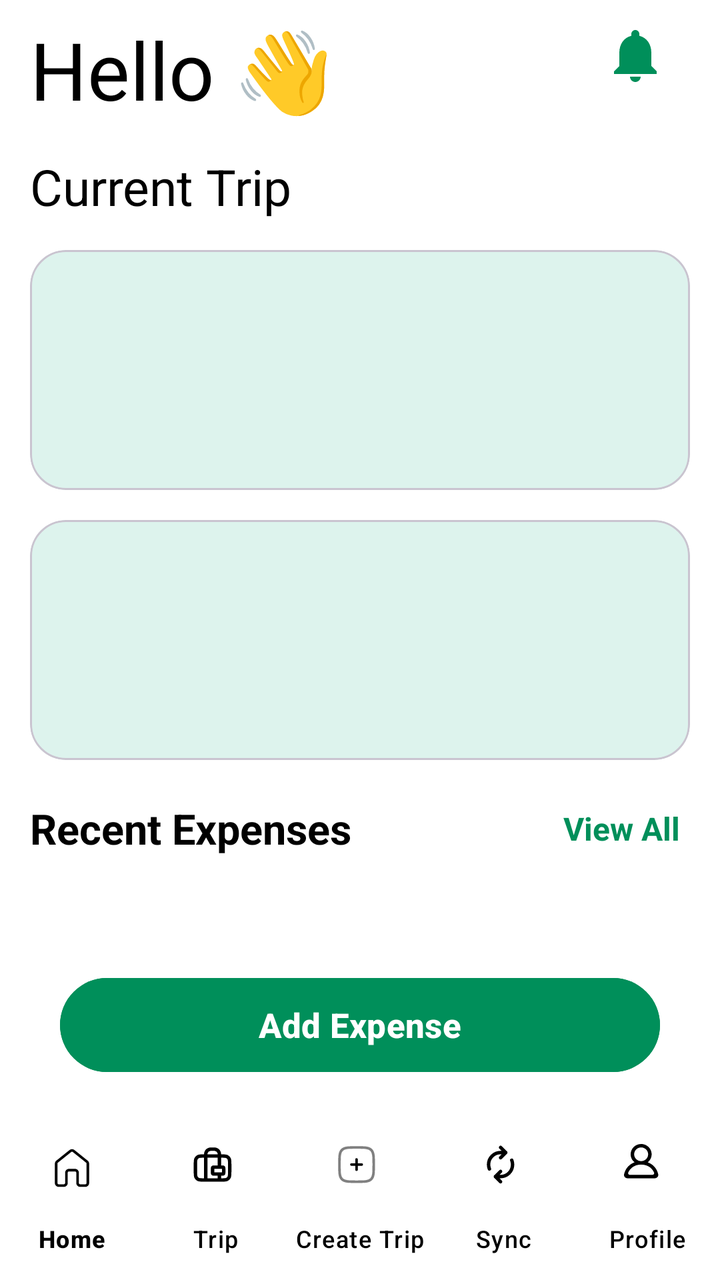
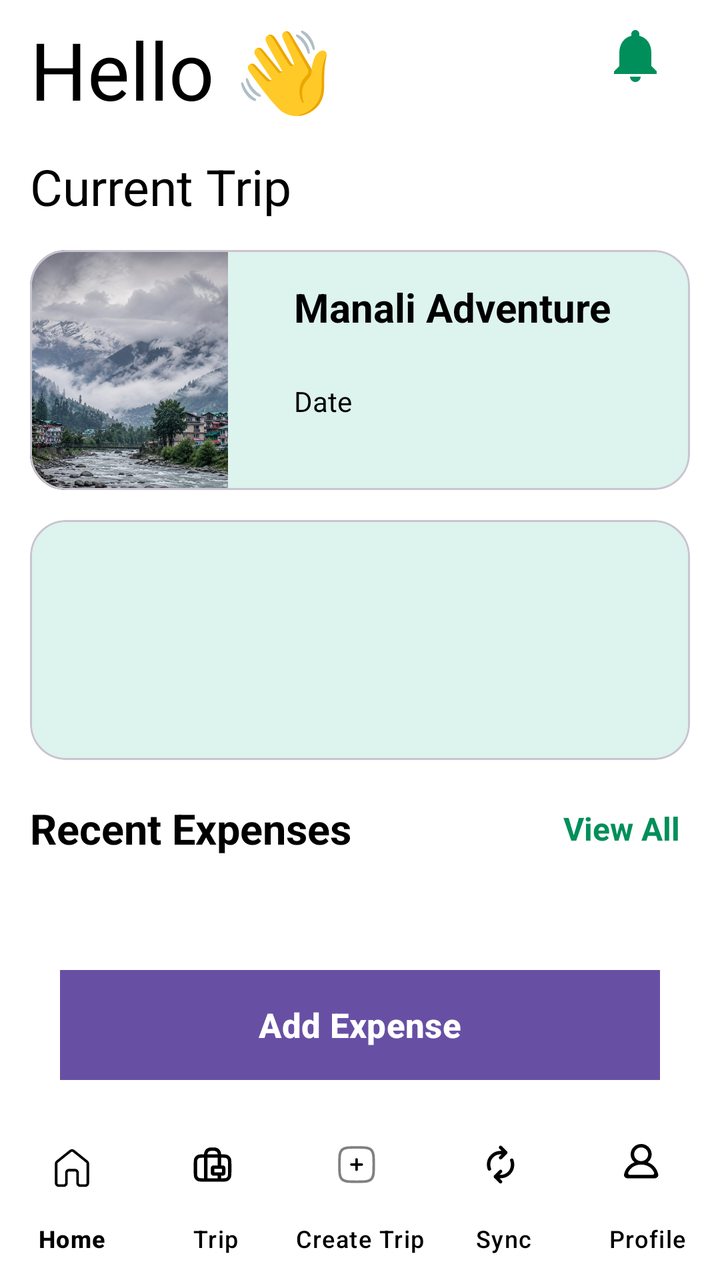

The first picture is an Android layout as it rendered before a commit; the second is the same layout after the commit. The layout source and the unified diff follow.
<!-- AndroidManifest.xml: application theme Theme.TrailSplit -->
<!-- res/layout/activity_homescreen.xml -->
<?xml version="1.0" encoding="utf-8"?>
<androidx.constraintlayout.widget.ConstraintLayout
    xmlns:android="http://schemas.android.com/apk/res/android"
    xmlns:app="http://schemas.android.com/apk/res-auto"
    xmlns:tools="http://schemas.android.com/tools"
    android:id="@+id/main"
    android:layout_width="match_parent"
    android:layout_height="match_parent"
    android:background="@color/white"
    tools:context=".Homescreen">

    

    <TextView
        android:id="@+id/greeting"
        android:layout_width="0dp"
        android:layout_height="wrap_content"
        android:text="Hello 👋"
        android:textSize="40sp"
        android:layout_marginStart="15dp"
        android:layout_marginTop="8dp"
        android:textColor="@color/black"
        app:layout_constraintStart_toStartOf="parent"
        app:layout_constraintEnd_toEndOf="parent"
        app:layout_constraintTop_toTopOf="parent" />

    

    <ImageButton
        android:id="@+id/notificationIcon"
        android:layout_width="55dp"
        android:layout_height="55dp"
        android:src="@drawable/ic_notifications"
        android:background="@android:color/transparent"
        android:contentDescription="Notification"
        android:padding="10dp"
        app:tint="#008F5A"
        android:layout_marginEnd="15dp"
        app:layout_constraintTop_toTopOf="parent"
        app:layout_constraintEnd_toEndOf="parent" />

    

    <TextView
        android:id="@+id/trip_id"
        android:layout_width="wrap_content"
        android:layout_height="wrap_content"
        android:text="Current Trip"
        android:textSize="25sp"
        android:textColor="@color/black"
        android:layout_marginTop="15dp"
        app:layout_constraintTop_toBottomOf="@id/greeting"
        app:layout_constraintStart_toStartOf="@id/greeting" />

    

    <com.google.android.material.card.MaterialCardView
        android:id="@+id/currentTripCard"
        android:layout_width="match_parent"
        android:layout_height="120dp"
        android:layout_marginStart="15dp"
        android:layout_marginEnd="15dp"
        android:layout_marginTop="15dp"
        android:elevation="3dp"
        app:cardCornerRadius="18dp"
        app:cardBackgroundColor="#DDF3ED"
        app:layout_constraintTop_toBottomOf="@id/trip_id"
        app:layout_constraintStart_toStartOf="parent"
        app:layout_constraintEnd_toEndOf="parent">

    </com.google.android.material.card.MaterialCardView>

    

    <com.google.android.material.card.MaterialCardView
        android:id="@+id/Expensesumaarycard"
        android:layout_width="match_parent"
        android:layout_height="120dp"
        android:layout_marginStart="15dp"
        android:layout_marginEnd="15dp"
        android:layout_marginTop="15dp"
        android:elevation="3dp"
        app:cardCornerRadius="18dp"
        app:cardBackgroundColor="#DDF3ED"
        app:layout_constraintTop_toBottomOf="@id/currentTripCard"
        app:layout_constraintStart_toStartOf="parent"
        app:layout_constraintEnd_toEndOf="parent">

    </com.google.android.material.card.MaterialCardView>

    

    <TextView
        android:id="@+id/recentExpensesTitle"
        android:layout_width="wrap_content"
        android:layout_height="wrap_content"
        android:text="Recent Expenses"
        android:textSize="21sp"
        android:textStyle="bold"
        android:textColor="@color/black"
        android:layout_marginTop="20dp"
        app:layout_constraintTop_toBottomOf="@id/Expensesumaarycard"
        app:layout_constraintStart_toStartOf="@id/Expensesumaarycard" />

    

    <TextView
        android:id="@+id/viewAll"
        android:layout_width="wrap_content"
        android:layout_height="wrap_content"
        android:text="View All"
        android:textSize="16sp"
        android:textStyle="bold"
        android:textColor="#008F5A"
        android:padding="5dp"
        app:layout_constraintTop_toTopOf="@id/recentExpensesTitle"
        app:layout_constraintBottom_toBottomOf="@id/recentExpensesTitle"
        app:layout_constraintEnd_toEndOf="@id/Expensesumaarycard" />

    

    <androidx.recyclerview.widget.RecyclerView
        android:id="@+id/expenserecycler"
        android:layout_width="0dp"
        android:layout_height="0dp"
        android:layout_marginTop="15dp"
        android:layout_marginStart="15dp"
        android:layout_marginEnd="15dp"
        app:layout_constraintTop_toBottomOf="@id/recentExpensesTitle"
        app:layout_constraintStart_toStartOf="@id/Expensesumaarycard"
        app:layout_constraintEnd_toEndOf="@id/Expensesumaarycard"
        app:layout_constraintBottom_toTopOf="@id/addExpenseButton" />

    

    <Button
        android:id="@+id/addExpenseButton"
        android:layout_width="0dp"
        android:layout_height="55dp"
        android:layout_marginStart="30dp"
        android:layout_marginEnd="30dp"
        android:layout_marginBottom="20dp"
        android:text="Add Expense"
        android:textSize="17sp"
        android:textStyle="bold"
        android:textColor="@color/white"
        android:backgroundTint="#008F5A"
        app:layout_constraintStart_toStartOf="parent"
        app:layout_constraintEnd_toEndOf="parent"
        app:layout_constraintBottom_toTopOf="@id/bottom_nav" />

    

    <com.google.android.material.bottomnavigation.BottomNavigationView
        android:id="@+id/bottom_nav"
        android:layout_width="match_parent"
        android:layout_height="80dp"
        app:menu="@menu/bottom_nav_menu"
        android:background="@android:color/transparent"
        app:labelVisibilityMode="labeled"
        app:itemIconTint="@color/black"
        app:itemTextColor="@color/black"
        app:itemActiveIndicatorStyle="@android:color/transparent"

        app:layout_constraintBottom_toBottomOf="parent" />

</androidx.constraintlayout.widget.ConstraintLayout>
<!-- resources referenced by this layout -->
<resources>
  <color name="black">#FF000000</color>
  <color name="white">#FFFFFFFF</color>
  <!-- drawable ic_notifications (drawable) -->
  <vector xmlns:android="http://schemas.android.com/apk/res/android" android:height="32dp" android:tint="#0E8F00" android:viewportHeight="24" android:viewportWidth="24" android:width="32dp">
        
      <path android:fillColor="@android:color/white" android:pathData="M12,22c1.1,0 2,-0.9 2,-2h-4c0,1.1 0.89,2 2,2zM18,16v-5c0,-3.07 -1.64,-5.64 -4.5,-6.32L13.5,4c0,-0.83 -0.67,-1.5 -1.5,-1.5s-1.5,0.67 -1.5,1.5v0.68C7.63,5.36 6,7.92 6,11v5l-2,2v1h16v-1l-2,-2z"/>
      
  </vector>
  <style name="Theme.TrailSplit" parent="Base.Theme.TrailSplit" />
  <style name="Base.Theme.TrailSplit" parent="Theme.Material3.DayNight.NoActionBar">
          
          
      </style>
</resources>

<!-- the commit's change to res/layout/activity_homescreen.xml (unified diff, before → after) -->
@@ -67,6 +67,52 @@
         app:layout_constraintTop_toBottomOf="@id/trip_id"
         app:layout_constraintStart_toStartOf="parent"
         app:layout_constraintEnd_toEndOf="parent">
+
+        <LinearLayout
+            android:layout_width="match_parent"
+            android:layout_height="match_parent"
+            android:orientation="horizontal"
+
+            >
+
+            <ImageView
+                android:layout_width="0dp"
+                android:layout_height="match_parent"
+                android:layout_weight="3"
+                android:src="@drawable/cardviewsamlple"
+                android:scaleType="centerCrop"
+                />
+            <LinearLayout
+                android:layout_width="0dp"
+                android:layout_height="match_parent"
+                android:orientation="vertical"
+                android:layout_weight="7"
+                android:padding="15dp"
+
+                android:gravity="center_vertical"
+                >
+                <TextView
+                    android:layout_width="match_parent"
+                    android:layout_height="match_parent"
+                    android:layout_weight="7"
+                    android:text="Manali Adventure"
+                    android:textSize="20dp"
+                    android:paddingStart="18dp"
+                    android:textColor="@color/black"
+                    android:textStyle="bold"/>
+                <TextView
+                    android:layout_width="wrap_content"
+                    android:layout_height="wrap_content"
+                    android:text="Date"
+                    android:layout_marginBottom="20dp"
+                    android:layout_marginStart="18dp"
+                    android:textColor="@color/black"
+                    />
+
+            </LinearLayout>
+
+        </LinearLayout>
+
 
     </com.google.android.material.card.MaterialCardView>
 
@@ -147,6 +193,7 @@
         android:backgroundTint="#008F5A"
         app:layout_constraintStart_toStartOf="parent"
         app:layout_constraintEnd_toEndOf="parent"
+        android:background="@drawable/squarebuttonshape"
         app:layout_constraintBottom_toTopOf="@id/bottom_nav" />
 
     
<!-- resource entries referenced after the edit -->
@@ -2,12 +2,22 @@
 <resources>
   <color name="black">#FF000000</color>
   <color name="white">#FFFFFFFF</color>
+  <!-- drawable cardviewsamlple: jpeg bitmap (drawable, 205674 bytes) -->
   <!-- drawable ic_notifications (drawable) -->
   <vector xmlns:android="http://schemas.android.com/apk/res/android" android:height="32dp" android:tint="#0E8F00" android:viewportHeight="24" android:viewportWidth="24" android:width="32dp">
         
       <path android:fillColor="@android:color/white" android:pathData="M12,22c1.1,0 2,-0.9 2,-2h-4c0,1.1 0.89,2 2,2zM18,16v-5c0,-3.07 -1.64,-5.64 -4.5,-6.32L13.5,4c0,-0.83 -0.67,-1.5 -1.5,-1.5s-1.5,0.67 -1.5,1.5v0.68C7.63,5.36 6,7.92 6,11v5l-2,2v1h16v-1l-2,-2z"/>
       
   </vector>
+  <!-- drawable squarebuttonshape (drawable) -->
+  <?xml version="1.0" encoding="utf-8"?>
+  <shape xmlns:android="http://schemas.android.com/apk/res/android"
+      android:shape="rectangle">
+      
+  
+      
+      <corners android:radius="0dp" />
+  </shape>
   <style name="Theme.TrailSplit" parent="Base.Theme.TrailSplit" />
   <style name="Base.Theme.TrailSplit" parent="Theme.Material3.DayNight.NoActionBar">
           
